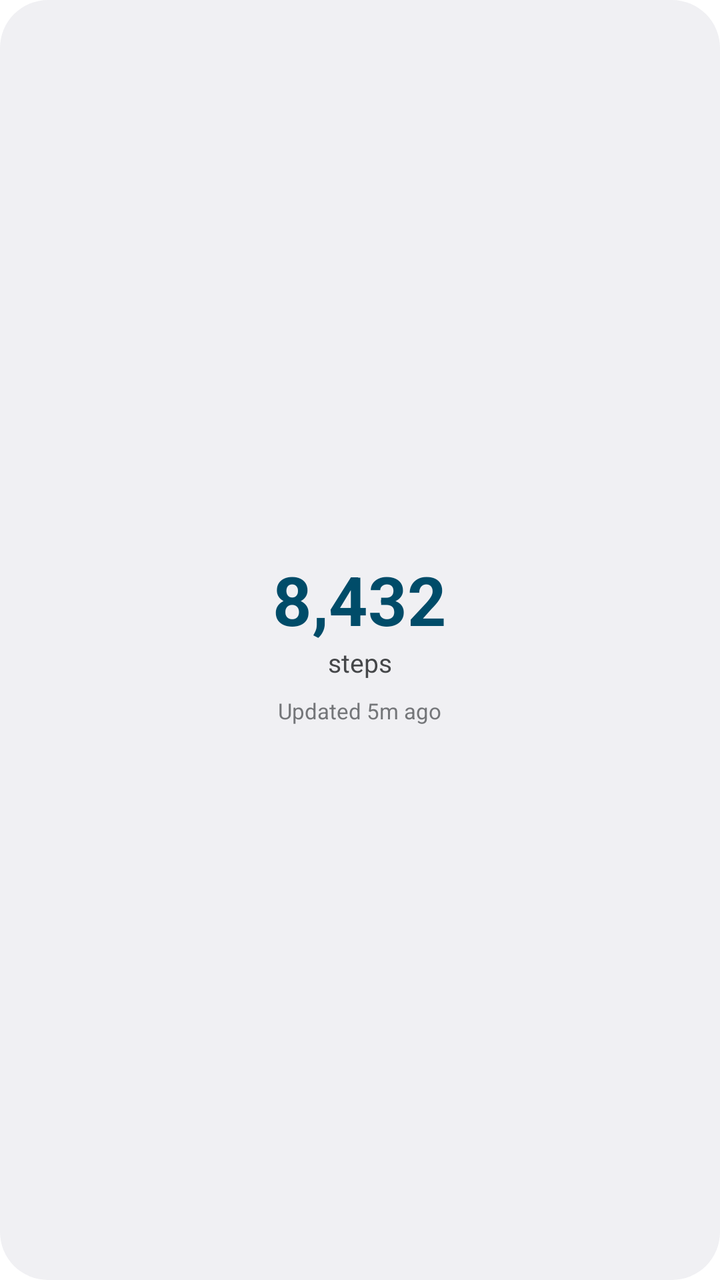
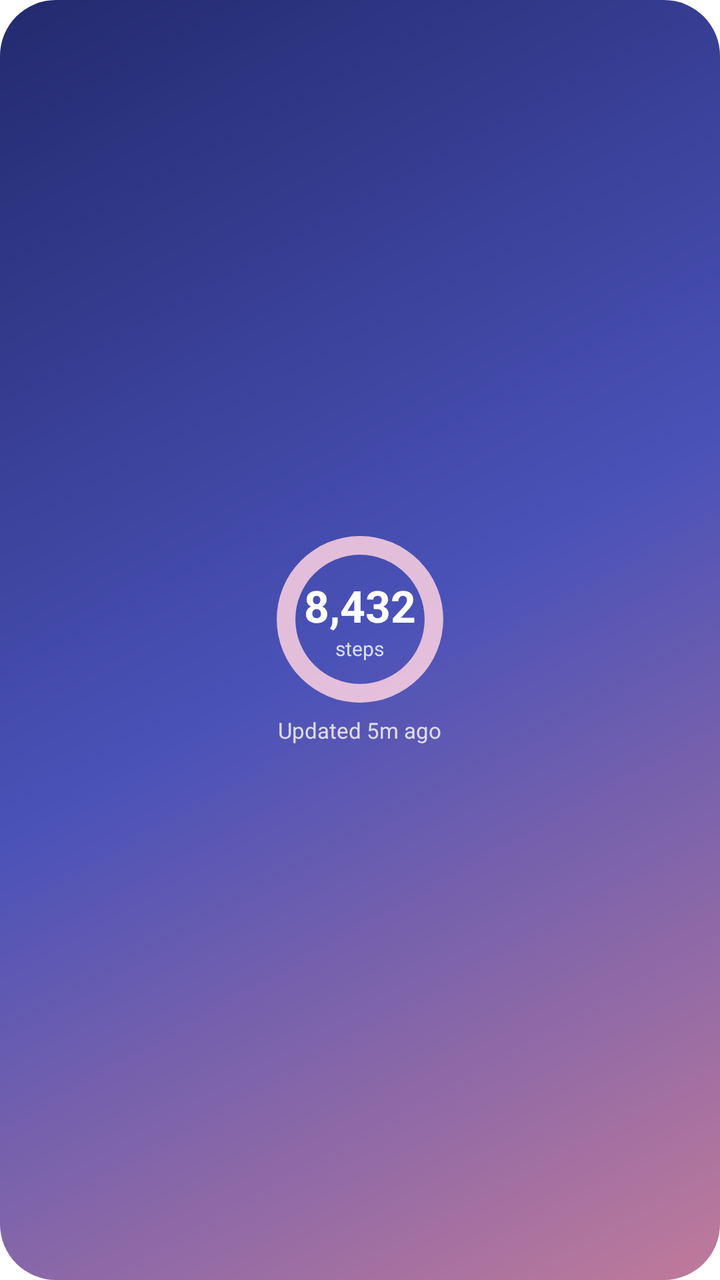

Screens rendered from an Android XML layout before and after an edit, with the pre-edit source and the edit as a unified diff.
<!-- AndroidManifest.xml: fallback theme Theme.MaterialComponents.DayNight.NoActionBar -->
<!-- res/layout/widget_preview_today.xml -->
<?xml version="1.0" encoding="utf-8"?>
<LinearLayout xmlns:android="http://schemas.android.com/apk/res/android"
    android:layout_width="match_parent" android:layout_height="match_parent"
    android:background="@drawable/widget_preview_bg" android:orientation="vertical"
    android:gravity="center" android:padding="16dp">
    <TextView android:layout_width="wrap_content" android:layout_height="wrap_content"
        android:text="8,432" android:textColor="@android:color/system_accent1_700"
        android:textSize="34sp" android:textStyle="bold" android:maxLines="1" />
    <TextView android:layout_width="wrap_content" android:layout_height="wrap_content"
        android:text="steps" android:textColor="@android:color/system_neutral1_700"
        android:textSize="13sp" android:maxLines="1" />
    <TextView android:layout_width="wrap_content" android:layout_height="wrap_content"
        android:layout_marginTop="8dp" android:text="Updated 5m ago"
        android:textColor="@android:color/system_neutral1_500" android:textSize="11sp" android:maxLines="1" />
</LinearLayout>
<!-- resources referenced by this layout -->
<resources>
  <!-- drawable widget_preview_bg (drawable) -->
  <?xml version="1.0" encoding="utf-8"?>
  <shape xmlns:android="http://schemas.android.com/apk/res/android" android:shape="rectangle">
      <solid android:color="@android:color/system_neutral1_50" />
      <corners android:radius="24dp" />
  </shape>
</resources>

<!-- the commit's change to res/layout/widget_preview_today.xml (unified diff, before → after) -->
@@ -1,15 +1,4 @@
 <?xml version="1.0" encoding="utf-8"?>
-<LinearLayout xmlns:android="http://schemas.android.com/apk/res/android"
-    android:layout_width="match_parent" android:layout_height="match_parent"
-    android:background="@drawable/widget_preview_bg" android:orientation="vertical"
-    android:gravity="center" android:padding="16dp">
-    <TextView android:layout_width="wrap_content" android:layout_height="wrap_content"
-        android:text="8,432" android:textColor="@android:color/system_accent1_700"
-        android:textSize="34sp" android:textStyle="bold" android:maxLines="1" />
-    <TextView android:layout_width="wrap_content" android:layout_height="wrap_content"
-        android:text="steps" android:textColor="@android:color/system_neutral1_700"
-        android:textSize="13sp" android:maxLines="1" />
-    <TextView android:layout_width="wrap_content" android:layout_height="wrap_content"
-        android:layout_marginTop="8dp" android:text="Updated 5m ago"
-        android:textColor="@android:color/system_neutral1_500" android:textSize="11sp" android:maxLines="1" />
+<LinearLayout xmlns:android="http://schemas.android.com/apk/res/android" android:layout_width="match_parent" android:layout_height="match_parent" android:background="@drawable/widget_bg_dusk" android:orientation="vertical" android:gravity="center_vertical" android:padding="14dp">
+<FrameLayout android:layout_width="84dp" android:layout_height="84dp" android:layout_gravity="center_horizontal"><ImageView android:layout_width="match_parent" android:layout_height="match_parent" android:src="@drawable/widget_ring_dusk" android:alpha="0.85"/><LinearLayout android:layout_width="wrap_content" android:layout_height="wrap_content" android:layout_gravity="center" android:orientation="vertical" android:gravity="center"><TextView android:layout_width="wrap_content" android:layout_height="wrap_content" android:text="8,432" android:textColor="@color/wdg_dusk_text" android:textSize="22sp" android:textStyle="bold" android:maxLines="1" /><TextView android:layout_width="wrap_content" android:layout_height="wrap_content" android:text="steps" android:textColor="@color/wdg_dusk_soft" android:textSize="10sp" android:textStyle="normal" android:maxLines="1" /></LinearLayout></FrameLayout><TextView android:layout_width="wrap_content" android:layout_height="wrap_content" android:text="Updated 5m ago" android:textColor="@color/wdg_dusk_soft" android:textSize="11sp" android:textStyle="normal" android:maxLines="1" android:layout_marginTop="6dp" android:layout_gravity="center_horizontal"/>
 </LinearLayout>
<!-- resource entries referenced after the edit -->
@@ -1,10 +1,20 @@
 <!-- resources referenced by this layout -->
 <resources>
-  <!-- drawable widget_preview_bg (drawable) -->
+  <color name="wdg_dusk_soft">#CCFFFFFF</color>
+  <color name="wdg_dusk_text">#FFFFFFFF</color>
+  <!-- drawable widget_bg_dusk (drawable) -->
   <?xml version="1.0" encoding="utf-8"?>
   <shape xmlns:android="http://schemas.android.com/apk/res/android" android:shape="rectangle">
-      <solid android:color="@android:color/system_neutral1_50" />
-      <corners android:radius="24dp" />
+      <gradient android:angle="315" android:startColor="@color/wdg_dusk_start" android:centerColor="@color/wdg_dusk_center" android:endColor="@color/wdg_dusk_end" />
+      <corners android:radius="@dimen/widget_radius" />
   </shape>
+  <!-- drawable widget_ring_dusk (drawable) -->
+  <?xml version="1.0" encoding="utf-8"?>
+  <shape xmlns:android="http://schemas.android.com/apk/res/android" android:shape="ring" android:innerRadiusRatio="2.6" android:thicknessRatio="9" android:useLevel="false"><solid android:color="@color/wdg_dusk_accent" /></shape>
+  <color name="wdg_dusk_start">#FF232A6E</color>
+  <color name="wdg_dusk_center">#FF4A52B8</color>
+  <color name="wdg_dusk_end">#FFC07A9A</color>
+  <dimen name="widget_radius">28dp</dimen>
+  <color name="wdg_dusk_accent">#FFFFD3E2</color>
 </resources>
 
